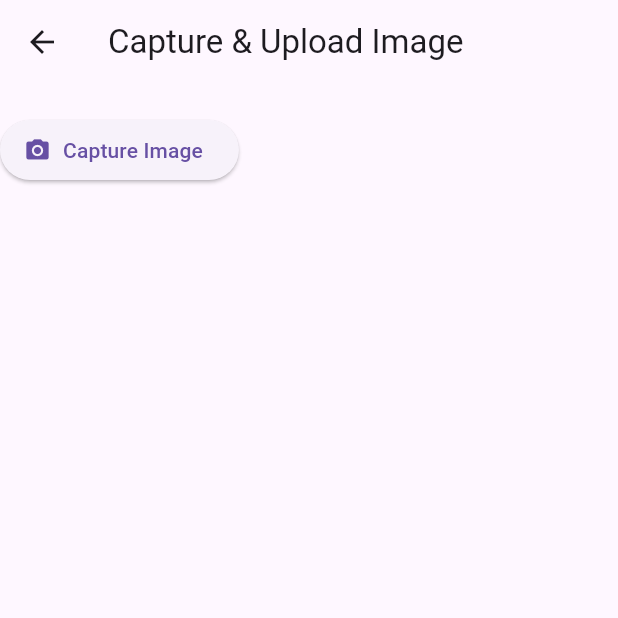
After one commit to PulinduYK/VenomVerseApp, a Flutter app: the ImageCapture screen opened directly, after a tap on "Capture Image", on a phone screen of 412 x 824 dp, the top half of it. The commit adds this screen. Run offline on Flutter 3.47's test engine with Material 3 defaults, Android fonts, the light colour scheme and no system bars; our stand-ins replace camera, cloud_firestore, firebase_auth, firebase_core, google_fonts, image_cropper and 2 more; missing offline and left inert: photo_manager; accounts and stored records are empty.

Commit message:
Initial working camera updated
initial working camera added and working perfectly but not perfectly formatted and not matching to app UI

```diff
--- /dev/null
+++ b/App/lib/Functions/Camera/ImageCapture.dart
@@ -0,0 +1,166 @@
+import 'dart:convert';
+import 'dart:io';
+
+import 'package:flutter/material.dart';
+import 'package:flutter/services.dart';
+import 'package:http/http.dart' as http;
+import 'package:image_cropper/image_cropper.dart';
+import 'package:image_picker/image_picker.dart';
+import 'package:permission_handler/permission_handler.dart';
+
+import '../Results_pages/result_screen.dart';
+
+class ImageCapture extends StatefulWidget {
+  final int modelNum;
+
+  const ImageCapture({super.key, required this.modelNum});
+
+  @override
+  State<ImageCapture> createState() => _ImageCaptureState();
+}
+
+class _ImageCaptureState extends State<ImageCapture> {
+  File? _imageFile;
+
+  // Function to check and request camera permission
+  Future<bool> _checkPermission() async {
+    var status = await Permission.camera.request();
+    return status.isGranted;
+  }
+
+  // Function to pick image from camera
+  Future<void> _pickImage() async {
+    bool hasPermission = await _checkPermission();
+    if (!hasPermission) {
+      ScaffoldMessenger.of(context).showSnackBar(
+        const SnackBar(content: Text("Camera permission denied")),
+      );
+      return;
+    }
+
+    try {
+      final pickedFile =
+          await ImagePicker().pickImage(source: ImageSource.camera);
+      if (pickedFile == null) return;
+
+      File selectedImg = File(pickedFile.path);
+
+      setState(() {
+        _imageFile = selectedImg;
+      });
+    } on PlatformException catch (e) {
+      print(e);
+    }
+  }
+
+  // Function to crop the image
+  Future<void> _cropImage() async {
+    if (_imageFile == null) return;
+
+    CroppedFile? cropped = await ImageCropper().cropImage(
+      sourcePath: _imageFile!.path,
+      uiSettings: [
+        AndroidUiSettings(
+          toolbarTitle: "Crop Image",
+          toolbarColor: Colors.purple,
+          toolbarWidgetColor: Colors.white,
+          lockAspectRatio: false, // Allows freeform cropping
+        ),
+        IOSUiSettings(
+          title: "Crop Image",
+        ),
+      ],
+    );
+
+    setState(() {
+      _imageFile = cropped != null ? File(cropped.path) : _imageFile;
+    });
+  }
+
+  // Function to send image to a URI
+  Future<void> _sendImageToServer() async {
+    if (_imageFile == null) {
+      ScaffoldMessenger.of(context).showSnackBar(
+        const SnackBar(content: Text("No image selected")),
+      );
+      return;
+    }
+
+    var request = http.MultipartRequest(
+        "POST", Uri.parse('http://142.93.212.199/predict'));
+    request.files
+        .add(await http.MultipartFile.fromPath("file", _imageFile!.path));
+
+    //Add the model number to the json
+    request.fields['model_id'] = widget.modelNum.toString();
+
+    try {
+      var response = await request.send();
+      if (response.statusCode == 200) {
+        var responseBody = await response.stream.bytesToString();
+        var jsonResponse = jsonDecode(responseBody);
+
+        // Store the JSON response in a variable
+        Map<String, dynamic> uploadedImageData = jsonResponse;
+
+        ScaffoldMessenger.of(context).showSnackBar(
+          const SnackBar(content: Text("Image uploaded successfully!")),
+        );
+
+        setState(() => _imageFile =
+            null); // Clear the selection after uploading it to the server
+
+        Navigator.push(
+          context,
+          MaterialPageRoute(
+            builder: (context) => ResultScreen(
+              uploadedImageData: uploadedImageData,
+            ),
+          ),
+        );
+      } else {
+        ScaffoldMessenger.of(context).showSnackBar(
+          const SnackBar(content: Text("Failed to upload image")),
+        );
+      }
+    } catch (e) {
+      ScaffoldMessenger.of(context).showSnackBar(
+        SnackBar(content: Text('Error: $e')),
+      );
+    }
+  }
+
+  @override
+  Widget build(BuildContext context) {
+    return Scaffold(
+      appBar: AppBar(title: const Text("Capture & Upload Image")),
+      body: Column(
+        children: [
+          if (_imageFile != null) ...[
+            Image.file(_imageFile!),
+            Row(
+              mainAxisAlignment: MainAxisAlignment.center,
+              children: [
+                ElevatedButton(
+                  onPressed: _cropImage,
+                  child: const Icon(Icons.crop),
+                ),
+                const SizedBox(width: 10),
+                ElevatedButton(
+                  onPressed: _sendImageToServer,
+                  child: const Icon(Icons.cloud_upload),
+                ),
+              ],
+            ),
+          ],
+          const SizedBox(height: 20),
+          ElevatedButton.icon(
+            onPressed: _pickImage,
+            icon: const Icon(Icons.camera_alt),
+            label: const Text("Capture Image"),
+          ),
+        ],
+      ),
+    );
+  }
+}
--- a/App/pubspec.yaml
+++ b/App/pubspec.yaml
@@ -48,6 +48,8 @@ dependencies:
   gal: ^2.3.1
   flutter_launcher_icons: ^0.14.3
   device_preview: ^1.2.0
+  image_cropper: ^9.0.0
+  permission_handler: ^11.4.0
 
 
 dev_dependencies:
```
Also changed, not shown: App/lib/Functions/Menu_pages/scan_snakes_screen.dart (+14 -3 lines), App/pubspec.lock, 2 other files.
